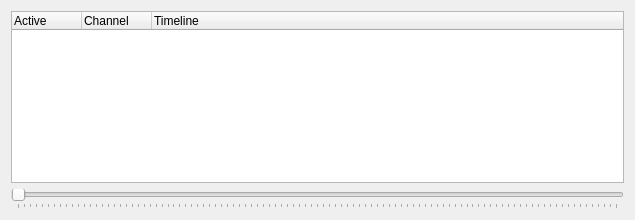
Before: the Qt Designer form trunk/src/edr/src/plugins/newTimeline/ui/TimelineWidget.ui in mk4me/hm-mde-one, drawn with Qt 5.
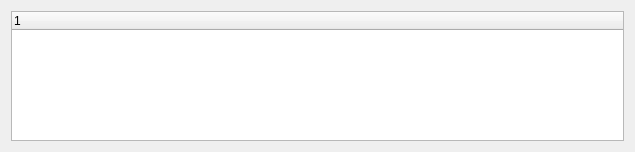
After: the same form once the commit is applied.

Commit message: 1) Poprawki w TimelineWidget 2) Poprawki w nowym UI dla medyków - QMainWindow zagnieżdżone w Widget 3) Poprawki w EDRDockWidget - na focus sygnał o złapaniu focusa (wymaga poprawki) + ukrywany TitleBar 4) Dodanie resources na potrzeby timeline 5) Poprawki w Chart przy zarżadzaniu seriami

```diff
--- a/trunk/src/edr/src/plugins/newTimeline/ui/TimelineWidget.ui
+++ b/trunk/src/edr/src/plugins/newTimeline/ui/TimelineWidget.ui
@@ -7,7 +7,7 @@
     <x>0</x>
     <y>0</y>
     <width>635</width>
-    <height>220</height>
+    <height>152</height>
    </rect>
   </property>
   <property name="windowTitle">
@@ -36,37 +36,21 @@
      </attribute>
      <column>
       <property name="text">
-       <string>Active</string>
+       <string/>
       </property>
      </column>
      <column>
       <property name="text">
-       <string>Channel</string>
+       <string/>
       </property>
      </column>
      <column>
       <property name="text">
-       <string>Timeline</string>
+       <string/>
       </property>
      </column>
     </widget>
    </item>
-   <item>
-    <widget class="QSlider" name="visualTimeSlider">
-     <property name="maximum">
-      <number>10000</number>
-     </property>
-     <property name="orientation">
-      <enum>Qt::Horizontal</enum>
-     </property>
-     <property name="tickPosition">
-      <enum>QSlider::TicksBelow</enum>
-     </property>
-     <property name="tickInterval">
-      <number>100</number>
-     </property>
-    </widget>
-   </item>
   </layout>
   <action name="actionRemoveChannels">
    <property name="text">
```
Left out of the diff: 16 changed lines with no effect on the pictures. The commit also changes 19 other files.
